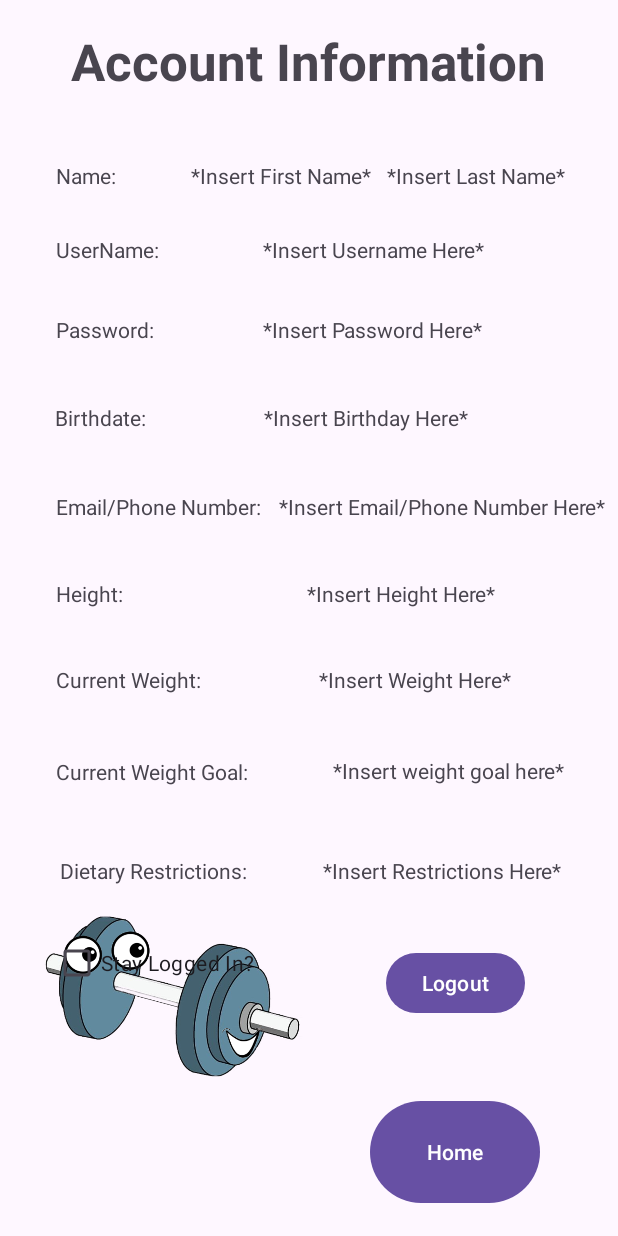
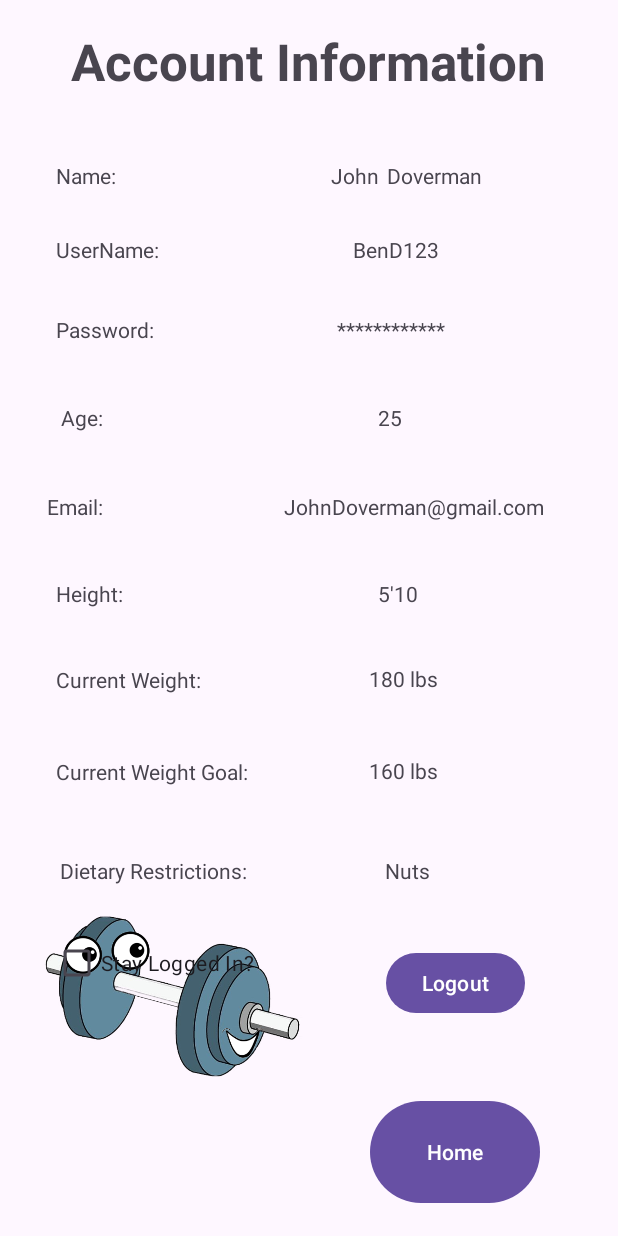
Before and after one commit to snohoho/cAIorie, an Android app: the layout profile_activity.xml on its own in the app's theme, with its tools: preview values and no code run, on a phone screen of 412 x 824 dp. Run offline under Robolectric (Android 15) with nearby library versions, the phone set to English and light mode, and no system bars.

```diff
--- a/app/src/main/res/layout/profile_activity.xml
+++ b/app/src/main/res/layout/profile_activity.xml
@@ -36,10 +36,10 @@
         android:id="@+id/firstNamePlaceholder"
         android:layout_width="wrap_content"
         android:layout_height="wrap_content"
-        android:text="*Insert First Name*"
+        android:text="John"
         app:layout_constraintBottom_toBottomOf="parent"
         app:layout_constraintEnd_toEndOf="parent"
-        app:layout_constraintHorizontal_bias="0.436"
+        app:layout_constraintHorizontal_bias="0.581"
         app:layout_constraintStart_toStartOf="parent"
         app:layout_constraintTop_toTopOf="parent"
         app:layout_constraintVertical_bias="0.133" />
@@ -48,19 +48,19 @@
         android:id="@+id/lastNamePlaceholder"
         android:layout_width="wrap_content"
         android:layout_height="wrap_content"
-        android:text="*Insert Last Name*"
+        android:text="Doverman"
         app:layout_constraintBottom_toBottomOf="parent"
         app:layout_constraintEnd_toEndOf="parent"
-        app:layout_constraintHorizontal_bias="0.879"
+        app:layout_constraintHorizontal_bias="0.74"
         app:layout_constraintStart_toStartOf="parent"
         app:layout_constraintTop_toTopOf="parent"
         app:layout_constraintVertical_bias="0.133" />
 
     <TextView
-        android:id="@+id/birthdayText"
+        android:id="@+id/AgeText"
         android:layout_width="wrap_content"
         android:layout_height="wrap_content"
-        android:text="Birthdate: "
+        android:text="Age:"
         app:layout_constraintBottom_toBottomOf="parent"
         app:layout_constraintEnd_toEndOf="parent"
         app:layout_constraintHorizontal_bias="0.106"
@@ -72,7 +72,7 @@
         android:id="@+id/birthdayPlaceholder"
         android:layout_width="wrap_content"
         android:layout_height="wrap_content"
-        android:text="*Insert Birthday Here*"
+        android:text="25"
         app:layout_constraintBottom_toBottomOf="parent"
         app:layout_constraintEnd_toEndOf="parent"
         app:layout_constraintHorizontal_bias="0.637"
@@ -96,10 +96,10 @@
         android:id="@+id/heightPlaceholder"
         android:layout_width="wrap_content"
         android:layout_height="wrap_content"
-        android:text="*Insert Height Here*"
+        android:text="5'10"
         app:layout_constraintBottom_toBottomOf="parent"
         app:layout_constraintEnd_toEndOf="parent"
-        app:layout_constraintHorizontal_bias="0.715"
+        app:layout_constraintHorizontal_bias="0.654"
         app:layout_constraintStart_toStartOf="parent"
         app:layout_constraintTop_toTopOf="parent"
         app:layout_constraintVertical_bias="0.48" />
@@ -120,10 +120,10 @@
         android:id="@+id/goalPlaceholder"
         android:layout_width="wrap_content"
         android:layout_height="wrap_content"
-        android:text="*Insert weight goal here*"
+        android:text="160 lbs"
         app:layout_constraintBottom_toBottomOf="parent"
         app:layout_constraintEnd_toEndOf="parent"
-        app:layout_constraintHorizontal_bias="0.863"
+        app:layout_constraintHorizontal_bias="0.673"
         app:layout_constraintStart_toStartOf="parent"
         app:layout_constraintTop_toTopOf="parent"
         app:layout_constraintVertical_bias="0.626" />
@@ -144,13 +144,13 @@
         android:id="@+id/weightPlaceholder"
         android:layout_width="wrap_content"
         android:layout_height="wrap_content"
-        android:text="*Insert Weight Here*"
+        android:text="180 lbs"
         app:layout_constraintBottom_toBottomOf="parent"
         app:layout_constraintEnd_toEndOf="parent"
-        app:layout_constraintHorizontal_bias="0.748"
+        app:layout_constraintHorizontal_bias="0.673"
         app:layout_constraintStart_toStartOf="parent"
         app:layout_constraintTop_toTopOf="parent"
-        app:layout_constraintVertical_bias="0.551" />
+        app:layout_constraintVertical_bias="0.55" />
 
     <ImageView
         android:id="@+id/dummyIcon"
@@ -179,10 +179,10 @@
         android:id="@+id/emailPhoneText"
         android:layout_width="wrap_content"
         android:layout_height="wrap_content"
-        android:text="Email/Phone Number:"
+        android:text="Email:"
         app:layout_constraintBottom_toBottomOf="parent"
         app:layout_constraintEnd_toEndOf="parent"
-        app:layout_constraintHorizontal_bias="0.135"
+        app:layout_constraintHorizontal_bias="0.083"
         app:layout_constraintStart_toStartOf="parent"
         app:layout_constraintTop_toTopOf="parent"
         app:layout_constraintVertical_bias="0.408" />
@@ -191,10 +191,10 @@
         android:id="@+id/textView13"
         android:layout_width="wrap_content"
         android:layout_height="wrap_content"
-        android:text="*Insert Email/Phone Number Here*"
+        android:text="JohnDoverman@gmail.com"
         app:layout_constraintBottom_toBottomOf="parent"
         app:layout_constraintEnd_toEndOf="parent"
-        app:layout_constraintHorizontal_bias="0.958"
+        app:layout_constraintHorizontal_bias="0.794"
         app:layout_constraintStart_toStartOf="parent"
         app:layout_constraintTop_toTopOf="parent"
         app:layout_constraintVertical_bias="0.408" />
@@ -228,10 +228,10 @@
         android:id="@+id/restrictionsPlaceholder"
         android:layout_width="wrap_content"
         android:layout_height="wrap_content"
-        android:text="*Insert Restrictions Here*"
+        android:text="Nuts"
         app:layout_constraintBottom_toBottomOf="parent"
         app:layout_constraintEnd_toEndOf="parent"
-        app:layout_constraintHorizontal_bias="0.852"
+        app:layout_constraintHorizontal_bias="0.672"
         app:layout_constraintStart_toStartOf="parent"
         app:layout_constraintTop_toTopOf="parent"
         app:layout_constraintVertical_bias="0.709" />
@@ -264,7 +264,7 @@
         android:id="@+id/textView2"
         android:layout_width="wrap_content"
         android:layout_height="wrap_content"
-        android:text="*Insert Username Here*"
+        android:text="BenD123"
         app:layout_constraintBottom_toBottomOf="parent"
         app:layout_constraintEnd_toEndOf="parent"
         app:layout_constraintHorizontal_bias="0.664"
@@ -288,7 +288,7 @@
         android:id="@+id/textView4"
         android:layout_width="wrap_content"
         android:layout_height="wrap_content"
-        android:text="*Insert Password Here*"
+        android:text="************"
         app:layout_constraintBottom_toBottomOf="parent"
         app:layout_constraintEnd_toEndOf="parent"
         app:layout_constraintHorizontal_bias="0.661"
```
